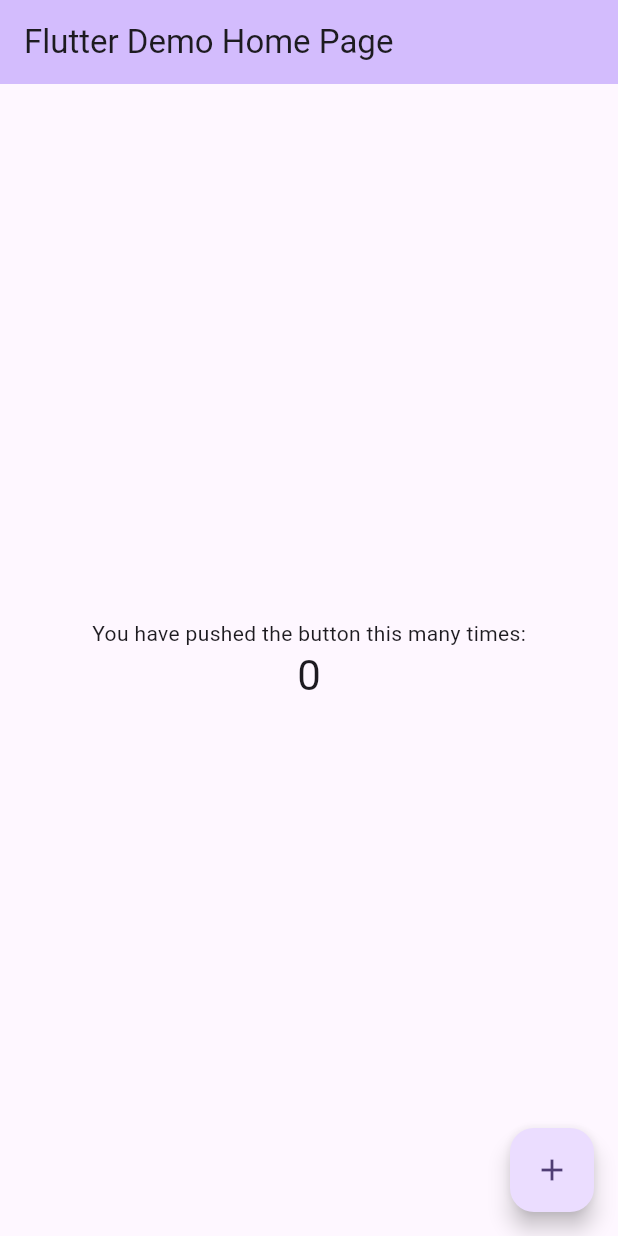
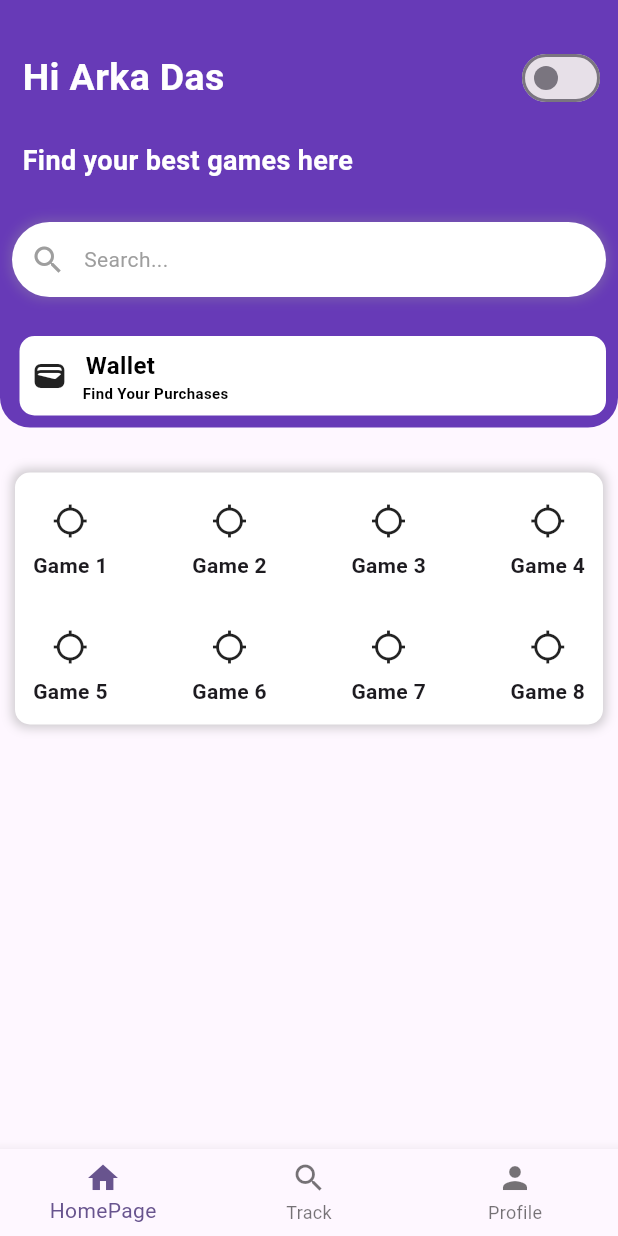
Before and after one commit to arka2752/assignment_4, a Flutter app: the screen it shows after launch, on a phone screen of 412 x 824 dp. Run offline on Flutter 3.47's test engine with Material 3 defaults, Android fonts, the phone set to English and light mode, and no system bars.

Commit message:
final edit

```diff
--- a/lib/homepage.dart
+++ b/lib/homepage.dart
@@ -0,0 +1,403 @@
+import 'package:flutter/material.dart';
+
+class Homepage extends StatefulWidget {
+  const Homepage({super.key});
+
+  @override
+  State<Homepage> createState() => _HomepageState();
+}
+
+class _HomepageState extends State<Homepage> {
+  bool _isDarkMode = false;
+  int _selectedIndex =0;
+
+  static const List<Widget> _widgetOptions = <Widget>[
+    Text(
+      'Home Screen',
+      style: TextStyle(fontSize: 35, fontWeight: FontWeight.bold),
+    ),
+    Text(
+      'Search Screen',
+      style: TextStyle(fontSize: 35, fontWeight: FontWeight.bold),
+    ),
+    Text(
+      'Profile Screen',
+      style: TextStyle(fontSize: 35, fontWeight: FontWeight.bold),
+    ),
+  ];
+
+  void _onItemTapped(int index) {
+    setState(() {
+      _selectedIndex = index;
+    });
+  }
+
+  @override
+  Widget build(BuildContext context) {
+    return Scaffold(
+      body: Column(
+        children: [
+          Container(
+            width: double.infinity,
+            decoration: BoxDecoration(
+              color: Colors.deepPurple,
+              borderRadius: BorderRadius.only(
+                bottomLeft: Radius.circular(20),
+                bottomRight: Radius.circular(20),
+              ),
+            ),
+            child: Column(
+              mainAxisSize: MainAxisSize.min,
+              mainAxisAlignment: MainAxisAlignment.start,
+              children: [
+                Row(
+                  mainAxisAlignment: MainAxisAlignment.spaceBetween,
+                  children: [
+                    Container(
+                      margin: EdgeInsets.only(top: 20, left: 5),
+                      child: Padding(
+                        padding: const EdgeInsets.all(10.0),
+                        child: Text(
+                          'Hi Arka Das',
+                          style: TextStyle(
+                            fontSize: 25,
+                            fontWeight: FontWeight.bold,
+                            color: Colors.white,
+                          ),
+                        ),
+                      ),
+                    ),
+                    Container(
+                      margin: EdgeInsets.only(top: 20),
+                      child: Padding(
+                        padding: const EdgeInsets.all(8.0),
+                        child: Switch(
+                          value: _isDarkMode,
+                          onChanged: (value) {
+                            setState(() {
+                              _isDarkMode = value;
+                            });
+                          },
+                          activeColor: Colors.black,
+                        ),
+                      ),
+                    ),
+                  ],
+                ),
+                SizedBox(height: 10),
+                Align(
+                  alignment: Alignment.centerLeft,
+                  child: Container(
+                    margin: EdgeInsets.only(left: 15),
+                    child: Text(
+                      'Find your best games here',
+                      style: TextStyle(
+                        color: Colors.white,
+                        fontWeight: FontWeight.w700,
+                        fontSize: 18, // Adjust size as needed
+                      ),
+                    ),
+                  ),
+                ),
+                SizedBox(height: 20),
+                Padding(
+                  padding: const EdgeInsets.all(8.0),
+                  child: Container(
+                    height: 50,
+                    decoration: BoxDecoration(
+                      color: Colors.white,
+                      borderRadius: BorderRadius.circular(25),
+                      boxShadow: [
+                        BoxShadow(
+                          color: Colors.grey.withOpacity(0.3),
+                          spreadRadius: 2,
+                          blurRadius: 5,
+                        ),
+                      ],
+                    ),
+                    child: Row(
+                      children: [
+                        IconButton(
+                          onPressed: () {},
+                          icon: Icon(Icons.search),
+                          color: Colors.grey,
+                        ),
+                        Text(
+                          'Search...',
+                          style: TextStyle(fontSize: 14, color: Colors.grey),
+                        ),
+                      ],
+                    ),
+                  ),
+                ),
+                SizedBox(height: 10),
+                Padding(
+                  padding: const EdgeInsets.all(8.0),
+                  child: Container(
+                    margin: EdgeInsets.only(left: 5),
+                    width: double.infinity,
+                    decoration: BoxDecoration(
+                      borderRadius: BorderRadius.circular(10),
+                      color: Colors.white,
+                    ),
+                    child: Padding(
+                      padding: const EdgeInsets.all(8.0),
+                      child: Row(
+                        mainAxisAlignment:
+                            MainAxisAlignment
+                                .start, // Ensures alignment to left
+                        children: [
+                          Icon(Icons.wallet),
+                          SizedBox(width: 10),
+                          Column(
+                            crossAxisAlignment:
+                                CrossAxisAlignment
+                                    .start, // Align the text to the left
+                            children: [
+                              Container(
+                                margin: EdgeInsets.only(left: 2),
+                                child: Text(
+                                  'Wallet',
+                                  style: TextStyle(
+                                    fontSize: 16,
+                                    fontWeight: FontWeight.bold,
+                                    color: Colors.black,
+                                  ),
+                                ),
+                              ),
+                              Text(
+                                'Find Your Purchases',
+                                style: TextStyle(
+                                  fontSize: 10,
+                                  fontWeight: FontWeight.bold,
+                                  color: Colors.black,
+                                ),
+                              ),
+                            ],
+                          ),
+                        ],
+                      ),
+                    ),
+                  ),
+                ),
+              ],
+            ),
+          ),
+
+          SizedBox(height: 30),
+          Container(
+            margin: EdgeInsets.only(left:10,right: 10),
+            decoration: BoxDecoration(
+              borderRadius: BorderRadius.circular(10),
+              boxShadow: [
+                BoxShadow(
+                  color: Colors.grey.withOpacity(0.5),
+                  spreadRadius: 2,
+                  blurRadius: 5,
+                ),
+              ],
+              color: Colors.white,
+            ),
+            child: Column(
+              children: [
+                Padding(
+                  padding: const EdgeInsets.all(12.0),
+                  child: Row(
+                    mainAxisAlignment: MainAxisAlignment.spaceBetween,
+                    children: [
+                      Column(
+
+                        children: [
+                          Container(
+                            decoration: BoxDecoration(
+                              borderRadius: BorderRadius.circular(40),
+                              color: Colors.white60,
+                            ),
+
+                            child: Padding(
+                              padding: const EdgeInsets.all(8.0),
+                              child: Icon(Icons.gps_not_fixed_sharp),
+                            ),
+                          ),
+
+                          Text(
+                            'Game 1',
+                            style: TextStyle(fontWeight: FontWeight.w700),
+                          ),
+                        ],
+                      ),
+
+                      Column(
+                        children: [
+                          Container(
+                            decoration: BoxDecoration(
+                              borderRadius: BorderRadius.circular(40),
+                              color: Colors.white60,
+                            ),
+
+                            child: Padding(
+                              padding: const EdgeInsets.all(8.0),
+                              child: Icon(Icons.gps_not_fixed_sharp),
+                            ),
+                          ),
+
+                          Text(
+                            'Game 2',
+                            style: TextStyle(fontWeight: FontWeight.w700),
+                          ),
+                        ],
+                      ),
+                          Column(
+                        children: [
+                          Container(
+                            decoration: BoxDecoration(
+                              borderRadius: BorderRadius.circular(40),
+                              color: Colors.white60,
+                            ),
+
+                            child: Padding(
+                              padding: const EdgeInsets.all(8.0),
+                              child: Icon(Icons.gps_not_fixed_sharp),
+                            ),
+                          ),
+
+                          Text('Game 3',style: TextStyle(fontWeight: FontWeight.w700),)
+                        ],
+                      ),
+
+                          Column(
+                        children: [
+                          Container(
+                            decoration: BoxDecoration(
+                              borderRadius: BorderRadius.circular(40),
+                              color: Colors.white60,
+                            ),
+
+                            child: Padding(
+                              padding: const EdgeInsets.all(8.0),
+                              child: Icon(Icons.gps_not_fixed_sharp),
+                            ),
+                          ),
+
+                          Text('Game 4',style: TextStyle(fontWeight: FontWeight.w700),)
+                        ],
+                      ),
+
+
+                    ],
+                  ),
+                ),
+                Padding(
+                  padding: const EdgeInsets.all(12.0),
+                  child: Row(
+                    mainAxisAlignment: MainAxisAlignment.spaceBetween,
+                    children: [
+                      Column(
+
+                        children: [
+                          Container(
+                            decoration: BoxDecoration(
+                              borderRadius: BorderRadius.circular(40),
+                              color: Colors.white60,
+                            ),
+
+                            child: Padding(
+                              padding: const EdgeInsets.all(8.0),
+                              child: Icon(Icons.gps_not_fixed_sharp),
+                            ),
+                          ),
+
+                          Text(
+                            'Game 5',
+                            style: TextStyle(fontWeight: FontWeight.w700),
+                          ),
+                        ],
+                      ),
+
+                      Column(
+                        children: [
+                          Container(
+                            decoration: BoxDecoration(
+                              borderRadius: BorderRadius.circular(40),
+                              color: Colors.white60,
+                            ),
+
+                            child: Padding(
+                              padding: const EdgeInsets.all(8.0),
+                              child: Icon(Icons.gps_not_fixed_sharp),
+                            ),
+                          ),
+
+                          Text(
+                            'Game 6',
+                            style: TextStyle(fontWeight: FontWeight.w700),
+                          ),
+                        ],
+                      ),
+                          Column(
+                        children: [
+                          Container(
+                            decoration: BoxDecoration(
+                              borderRadius: BorderRadius.circular(40),
+                              color: Colors.white60,
+                            ),
+
+                            child: Padding(
+                              padding: const EdgeInsets.all(8.0),
+                              child: Icon(Icons.gps_not_fixed_sharp),
+                            ),
+                          ),
+
+                          Text('Game 7',style: TextStyle(fontWeight: FontWeight.w700),)
+                        ],
+                      ),
+
+                          Column(
+                        children: [
+                          Container(
+                            decoration: BoxDecoration(
+                              borderRadius: BorderRadius.circular(40),
+                              color: Colors.white60,
+                            ),
+
+                            child: Padding(
+                              padding: const EdgeInsets.all(8.0),
+                              child: Icon(Icons.gps_not_fixed_sharp),
+                            ),
+                          ),
+
+                          Text('Game 8',style: TextStyle(fontWeight: FontWeight.w700),)
+                        ],
+                      ),
+
+
+                    ],
+                  ),
+                ),
+              ],
+            ),
+          ),
+        ],
+      ),
+       bottomNavigationBar: BottomNavigationBar(
+        currentIndex: _selectedIndex, // Set the current tab
+        onTap: _onItemTapped, // Call the function when a tab is tapped
+        items: const <BottomNavigationBarItem>[
+          BottomNavigationBarItem(
+            icon: Icon(Icons.home),
+            label: 'HomePage',
+          ),
+          BottomNavigationBarItem(
+            icon: Icon(Icons.search),
+            label: 'Track',
+          ),
+          BottomNavigationBarItem(
+            icon: Icon(Icons.person),
+            label: 'Profile',
+          ),
+        ],
+      ),
+
+    );
+  }
+}
--- a/lib/main.dart
+++ b/lib/main.dart
@@ -1,3 +1,4 @@
+import 'package:assignment_4/homepage.dart';
 import 'package:flutter/material.dart';
 
 void main() {
@@ -12,111 +13,12 @@ class MyApp extends StatelessWidget {
   Widget build(BuildContext context) {
     return MaterialApp(
       title: 'Flutter Demo',
+      debugShowCheckedModeBanner: false,
       theme: ThemeData(
-        // This is the theme of your application.
-        //
-        // TRY THIS: Try running your application with "flutter run". You'll see
-        // the application has a purple toolbar. Then, without quitting the app,
-        // try changing the seedColor in the colorScheme below to Colors.green
-        // and then invoke "hot reload" (save your changes or press the "hot
-        // reload" button in a Flutter-supported IDE, or press "r" if you used
-        // the command line to start the app).
-        //
-        // Notice that the counter didn't reset back to zero; the application
-        // state is not lost during the reload. To reset the state, use hot
-        // restart instead.
-        //
-        // This works for code too, not just values: Most code changes can be
-        // tested with just a hot reload.
+
         colorScheme: ColorScheme.fromSeed(seedColor: Colors.deepPurple),
       ),
-      home: const MyHomePage(title: 'Flutter Demo Home Page'),
+      home:Homepage()
     );
   }
 }
-
-class MyHomePage extends StatefulWidget {
-  const MyHomePage({super.key, required this.title});
-
-  // This widget is the home page of your application. It is stateful, meaning
-  // that it has a State object (defined below) that contains fields that affect
-  // how it looks.
-
-  // This class is the configuration for the state. It holds the values (in this
-  // case the title) provided by the parent (in this case the App widget) and
-  // used by the build method of the State. Fields in a Widget subclass are
-  // always marked "final".
-
-  final String title;
-
-  @override
-  State<MyHomePage> createState() => _MyHomePageState();
-}
-
-class _MyHomePageState extends State<MyHomePage> {
-  int _counter = 0;
-
-  void _incrementCounter() {
-    setState(() {
-      // This call to setState tells the Flutter framework that something has
-      // changed in this State, which causes it to rerun the build method below
-      // so that the display can reflect the updated values. If we changed
-      // _counter without calling setState(), then the build method would not be
-      // called again, and so nothing would appear to happen.
-      _counter++;
-    });
-  }
-
-  @override
-  Widget build(BuildContext context) {
-    // This method is rerun every time setState is called, for instance as done
-    // by the _incrementCounter method above.
-    //
-    // The Flutter framework has been optimized to make rerunning build methods
-    // fast, so that you can just rebuild anything that needs updating rather
-    // than having to individually change instances of widgets.
-    return Scaffold(
-      appBar: AppBar(
-        // TRY THIS: Try changing the color here to a specific color (to
-        // Colors.amber, perhaps?) and trigger a hot reload to see the AppBar
-        // change color while the other colors stay the same.
-        backgroundColor: Theme.of(context).colorScheme.inversePrimary,
-        // Here we take the value from the MyHomePage object that was created by
-        // the App.build method, and use it to set our appbar title.
-        title: Text(widget.title),
-      ),
-      body: Center(
-        // Center is a layout widget. It takes a single child and positions it
-        // in the middle of the parent.
-        child: Column(
-          // Column is also a layout widget. It takes a list of children and
-          // arranges them vertically. By default, it sizes itself to fit its
-          // children horizontally, and tries to be as tall as its parent.
-          //
-          // Column has various properties to control how it sizes itself and
-          // how it positions its children. Here we use mainAxisAlignment to
-          // center the children vertically; the main axis here is the vertical
-          // axis because Columns are vertical (the cross axis would be
-          // horizontal).
-          //
-          // TRY THIS: Invoke "debug painting" (choose the "Toggle Debug Paint"
-          // action in the IDE, or press "p" in the console), to see the
-          // wireframe for each widget.
-          mainAxisAlignment: MainAxisAlignment.center,
-          children: <Widget>[
-            const Text('You have pushed the button this many times:'),
-            Text(
-              '$_counter',
-              style: Theme.of(context).textTheme.headlineMedium,
-            ),
-          ],
-        ),
-      ),
-      floatingActionButton: FloatingActionButton(
-        onPressed: _incrementCounter,
-        tooltip: 'Increment',
-        child: const Icon(Icons.add),
-      ), // This trailing comma makes auto-formatting nicer for build methods.
-    );
-  }
-}
```
